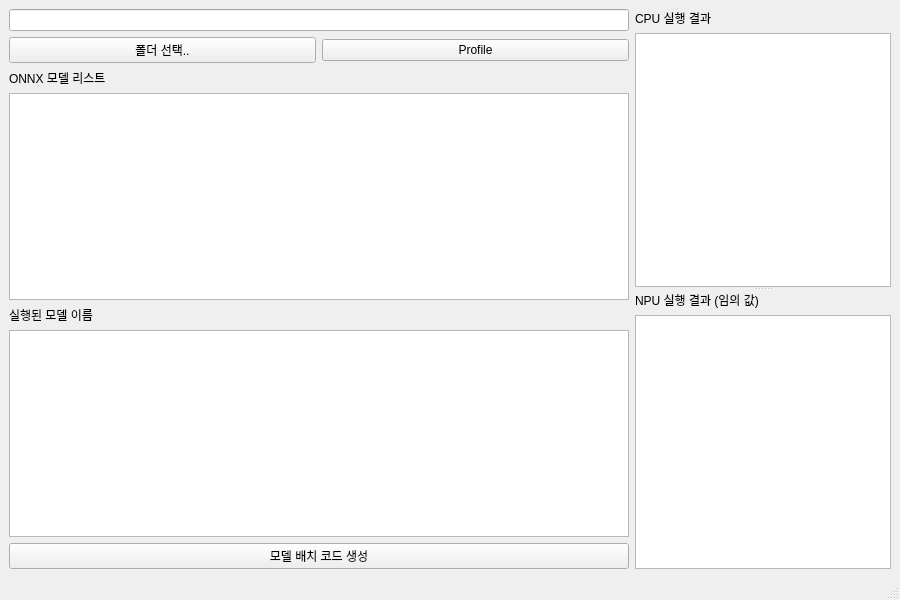
This is onnx_profiler_display.ui in misunyu/multimodel-scheduling as Qt 5 draws it before an edit. The edited form follows.
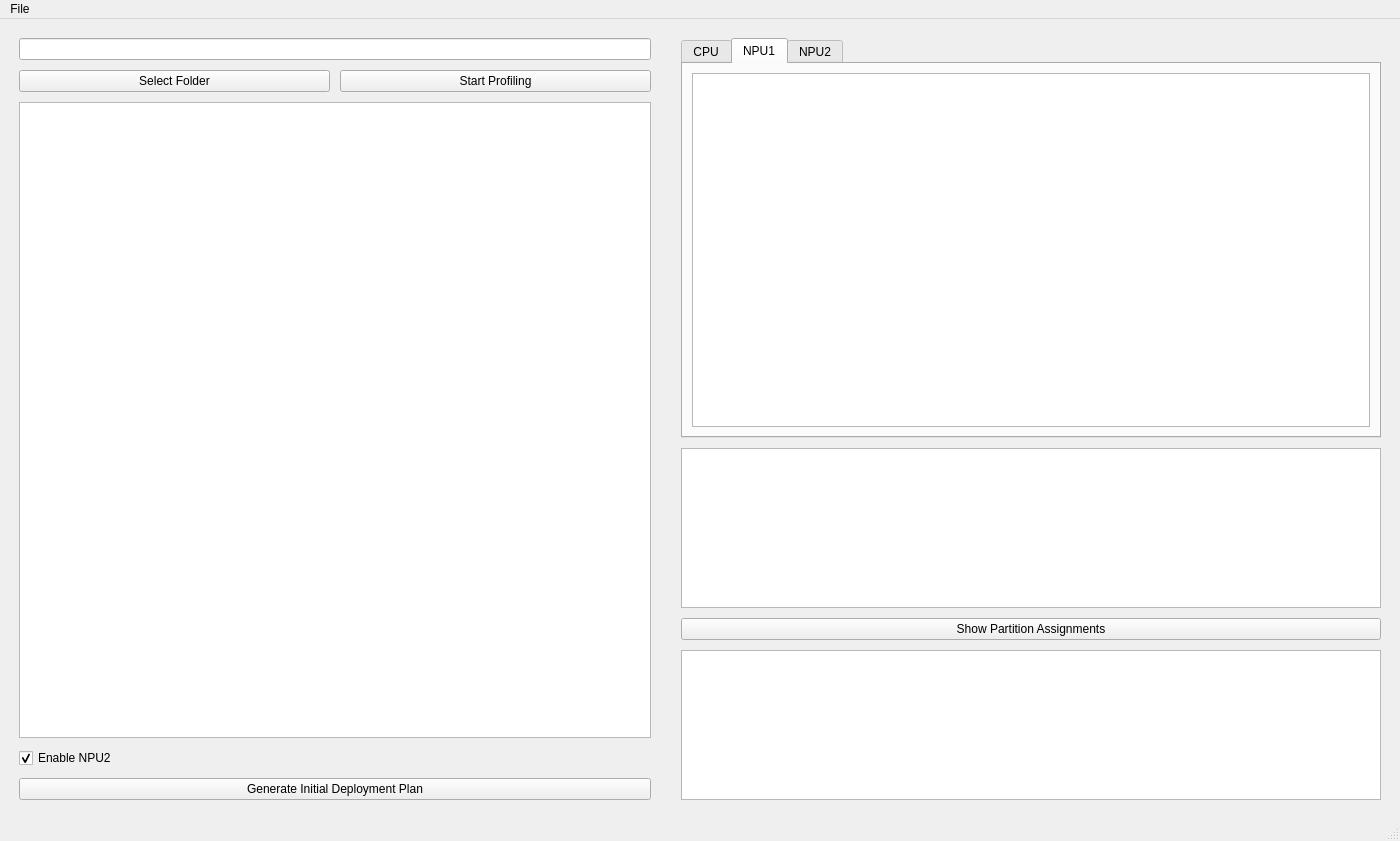
This is the edited form. The open tabs and pages were chosen to show the change.

Commit message: - PyQt6 - PyQt5 - add the 'Load Sample Data' menu

```diff
--- a/onnx_profiler_display.ui
+++ b/onnx_profiler_display.ui
@@ -3,108 +3,139 @@
  <class>ONNXProfiler</class>
  <widget class="QMainWindow" name="ONNXProfiler">
   <property name="geometry">
-   <rect>
-    <x>0</x>
-    <y>0</y>
-    <width>900</width>
-    <height>600</height>
-   </rect>
+   <rect><x>0</x><y>0</y><width>1400</width><height>800</height></rect>
   </property>
   <property name="windowTitle">
    <string>ONNX 모델 성능 측정기</string>
   </property>
   <widget class="QWidget" name="centralwidget">
    <layout class="QHBoxLayout" name="mainLayout">
+    <property name="spacing"><number>10</number></property>
+
     <item>
+     <widget class="QWidget" name="left_panel">
      <layout class="QVBoxLayout" name="leftLayout">
-      <item>
-       <widget class="QLineEdit" name="folder_input"/>
-      </item>
+       <property name="spacing"><number>10</number></property>
+       <property name="leftMargin"><number>10</number></property>
+       <property name="topMargin"><number>10</number></property>
+       <property name="rightMargin"><number>10</number></property>
+       <property name="bottomMargin"><number>10</number></property>
+
+       <item><widget class="QLineEdit" name="folder_input"/></item>
+
       <item>
        <layout class="QHBoxLayout" name="button_layout">
         <item>
          <widget class="QPushButton" name="browse_button">
-          <property name="text">
-           <string>폴더 선택..</string>
-          </property>
+           <property name="text"><string>Select Folder</string></property>
          </widget>
         </item>
         <item>
          <widget class="QPushButton" name="profile_button">
-          <property name="text">
-           <string>Profile</string>
-          </property>
+           <property name="text"><string>Start Profiling</string></property>
          </widget>
         </item>
        </layout>
       </item>
       <item>
-       <widget class="QLabel">
-        <property name="text">
-         <string>ONNX 모델 리스트</string>
-        </property>
-       </widget>
-      </item>
+        <widget class="QTreeView" name="model_tree_view">
+         <property name="minimumSize"><size><width>200</width><height>300</height></size></property>
+        </widget>
+       </item>
+
       <item>
-       <widget class="QListWidget" name="model_list"/>
-      </item>
-      <item>
-       <widget class="QLabel">
-        <property name="text">
-         <string>실행된 모델 이름</string>
-        </property>
-       </widget>
-      </item>
-      <item>
-       <widget class="QTableWidget" name="execution_log"/>
-      </item>
+        <widget class="QCheckBox" name="npu2_enable_checkbox">
+         <property name="text"><string>Enable NPU2</string></property>
+         <property name="checked"><bool>true</bool></property>
+        </widget>
+       </item>
+
       <item>
        <widget class="QPushButton" name="generate_button">
-        <property name="text">
-         <string>모델 배치 코드 생성</string>
-        </property>
+         <property name="text"><string>Generate Initial Deployment Plan</string></property>
        </widget>
       </item>
      </layout>
+     </widget>
     </item>
+
     <item>
-     <widget class="QSplitter" name="right_splitter">
-      <property name="orientation">
-       <enum>Qt::Vertical</enum>
-      </property>
-      <widget class="QWidget" name="cpu_widget">
+     <widget class="QWidget" name="right_panel">
+      <layout class="QVBoxLayout" name="rightLayout">
+       <property name="spacing"><number>10</number></property>
+       <property name="leftMargin"><number>10</number></property>
+       <property name="topMargin"><number>10</number></property>
+       <property name="rightMargin"><number>10</number></property>
+       <property name="bottomMargin"><number>10</number></property>
+
+       <item>
+        <widget class="QTabWidget" name="result_tab_widget">
+         <property name="minimumSize"><size><width>500</width><height>400</height></size></property>
+
+         <widget class="QWidget" name="cpu_tab">
+          <attribute name="title"><string>CPU</string></attribute>
        <layout class="QVBoxLayout" name="cpu_layout">
-        <item>
-         <widget class="QLabel">
-          <property name="text">
-           <string>CPU 실행 결과</string>
-          </property>
+           <item><widget class="QTableWidget" name="cpu_table"/></item>
+          </layout>
          </widget>
-        </item>
+
+         <widget class="QWidget" name="npu1_tab">
+          <attribute name="title"><string>NPU1</string></attribute>
+          <layout class="QVBoxLayout" name="npu1_layout">
+           <item><widget class="QTableWidget" name="npu1_table"/></item>
+          </layout>
+         </widget>
+
+         <widget class="QWidget" name="npu2_tab">
+          <attribute name="title"><string>NPU2</string></attribute>
+          <layout class="QVBoxLayout" name="npu2_layout">
+           <item><widget class="QTableWidget" name="npu2_table"/></item>
+          </layout>
+         </widget>
+        </widget>
+       </item>
+
         <item>
-         <widget class="QTableWidget" name="cpu_result_table"/>
-        </item>
-       </layout>
-      </widget>
-      <widget class="QWidget" name="npu_widget">
-       <layout class="QVBoxLayout" name="npu_layout">
+        <widget class="QTableWidget" name="total_table">
+         <property name="minimumSize"><size><width>700</width><height>160</height></size></property>
+        </widget>
+       </item>
+
         <item>
-         <widget class="QLabel">
-          <property name="text">
-           <string>NPU 실행 결과 (임의 값)</string>
-          </property>
-         </widget>
-        </item>
+        <widget class="QPushButton" name="show_assignment_button">
+         <property name="text"><string>Show Partition Assignments</string></property>
+        </widget>
+       </item>
+
         <item>
-         <widget class="QTableWidget" name="npu_result_table"/>
+        <widget class="QPlainTextEdit" name="log_output">
+         <property name="minimumSize"><size><width>500</width><height>150</height></size></property>
+         <property name="readOnly"><bool>true</bool></property>
+        </widget>
         </item>
        </layout>
       </widget>
-     </widget>
     </item>
+
    </layout>
   </widget>
-  <widget class="QMenuBar" name="menubar"/>
+  <widget class="QMenuBar" name="menubar">
+   <property name="geometry">
+    <rect>
+     <x>0</x>
+     <y>0</y>
+     <width>1400</width>
+     <height>22</height>
+    </rect>
+   </property>
+   <widget class="QMenu" name="menuFile">
+    <property name="title">
+     <string>File</string>
+    </property>
+    <addaction name="actionLoad_Test_Data"/>
+   </widget>
+   <addaction name="menuFile"/>
+  </widget>
   <widget class="QStatusBar" name="statusbar"/>
  </widget>
  <resources/>
```
Left out of the diff: 8 changed lines with no effect on the pictures. Lines whose indentation alone changed are shown as unchanged. The commit also changes 5 other files.
